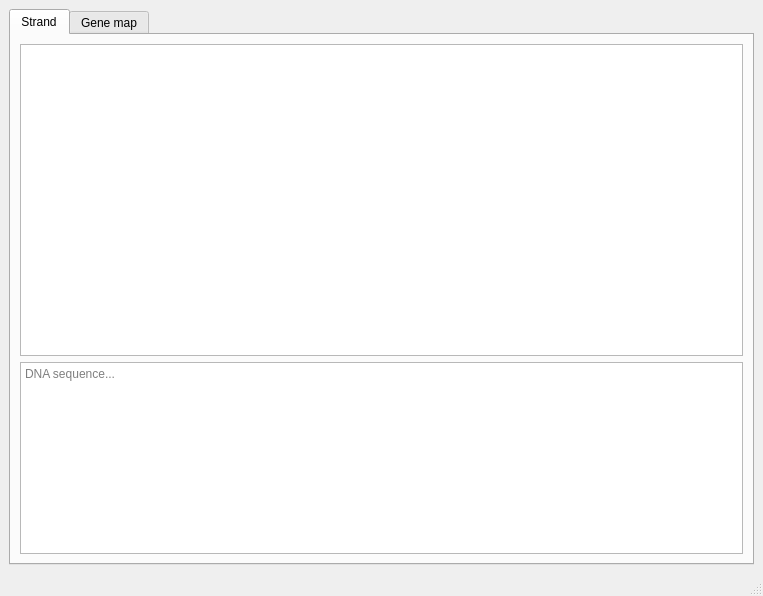
Qt form main.ui (benj5378/geneillustrate) before a commit.
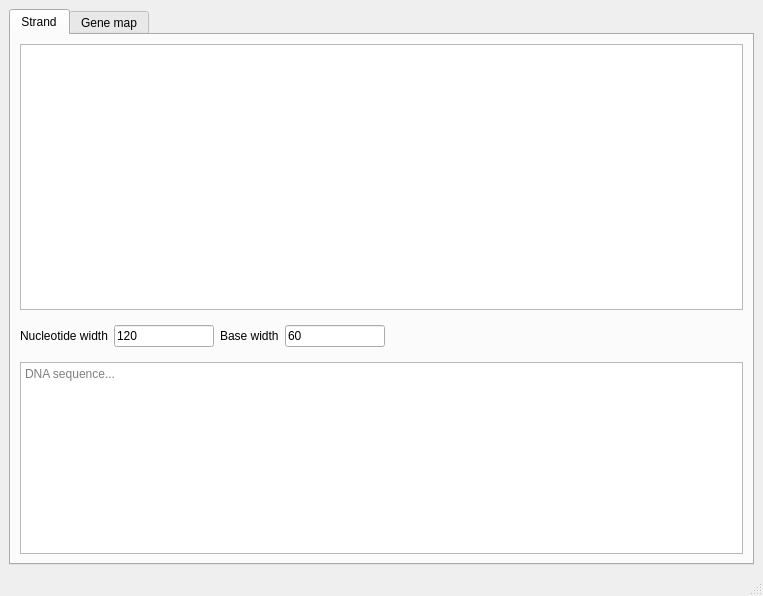
The same form after that commit. The open tabs and pages were chosen to show the change.

Commit message: Added nucleotide- and base width functionality

The edit to the form file:
```diff
--- a/main.ui
+++ b/main.ui
@@ -34,6 +34,80 @@
         <item>
          <widget class="QGraphicsView" name="strandGraphics"/>
         </item>
+        <item>
+         <widget class="QWidget" name="widget" native="true">
+          <layout class="QHBoxLayout" name="horizontalLayout_2">
+           <property name="spacing">
+            <number>6</number>
+           </property>
+           <property name="leftMargin">
+            <number>0</number>
+           </property>
+           <property name="rightMargin">
+            <number>0</number>
+           </property>
+           <item>
+            <widget class="QLabel" name="label">
+             <property name="text">
+              <string>Nucleotide width</string>
+             </property>
+            </widget>
+           </item>
+           <item>
+            <widget class="QLineEdit" name="nucleotideWidthInput">
+             <property name="maximumSize">
+              <size>
+               <width>100</width>
+               <height>16777215</height>
+              </size>
+             </property>
+             <property name="text">
+              <string>120</string>
+             </property>
+             <property name="maxLength">
+              <number>10</number>
+             </property>
+            </widget>
+           </item>
+           <item>
+            <widget class="QLabel" name="label_2">
+             <property name="text">
+              <string>Base width</string>
+             </property>
+            </widget>
+           </item>
+           <item>
+            <widget class="QLineEdit" name="baseWidthInput">
+             <property name="maximumSize">
+              <size>
+               <width>100</width>
+               <height>16777215</height>
+              </size>
+             </property>
+             <property name="text">
+              <string>60</string>
+             </property>
+             <property name="maxLength">
+              <number>10</number>
+             </property>
+            </widget>
+           </item>
+           <item>
+            <spacer name="horizontalSpacer">
+             <property name="orientation">
+              <enum>Qt::Horizontal</enum>
+             </property>
+             <property name="sizeHint" stdset="0">
+              <size>
+               <width>40</width>
+               <height>20</height>
+              </size>
+             </property>
+            </spacer>
+           </item>
+          </layout>
+         </widget>
+        </item>
         <item>
          <widget class="QTextEdit" name="strandEdit">
           <property name="sizePolicy">
```
Left out of the diff: 2 changed lines with no effect on the pictures. The commit also changes 2 other files.
